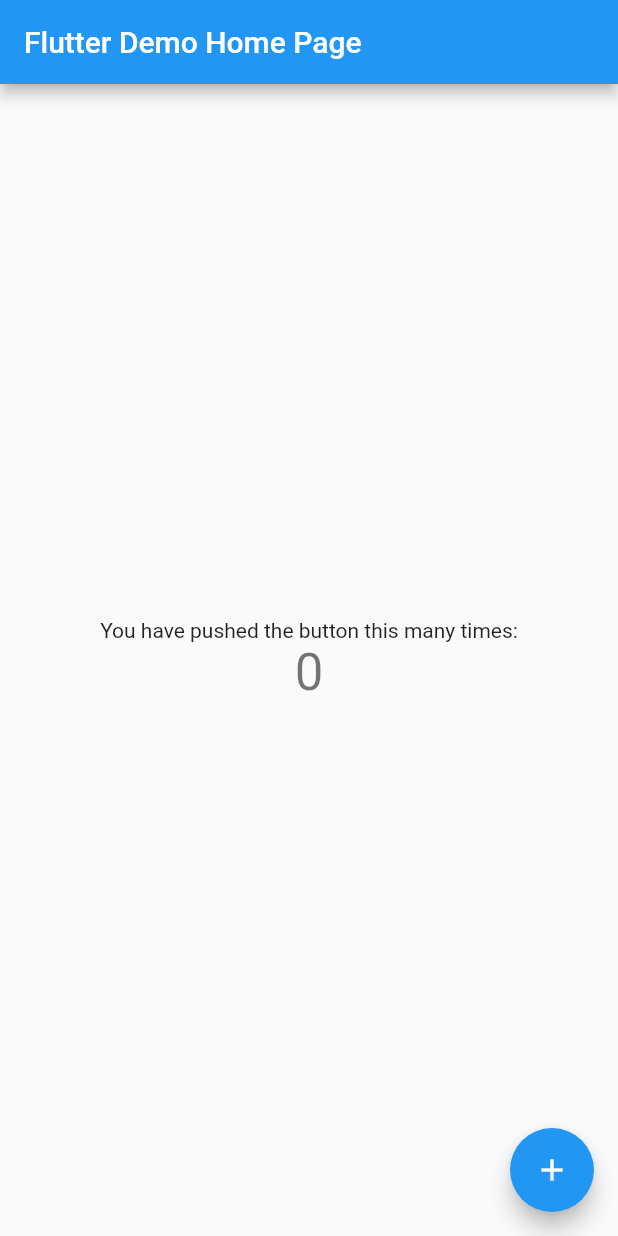
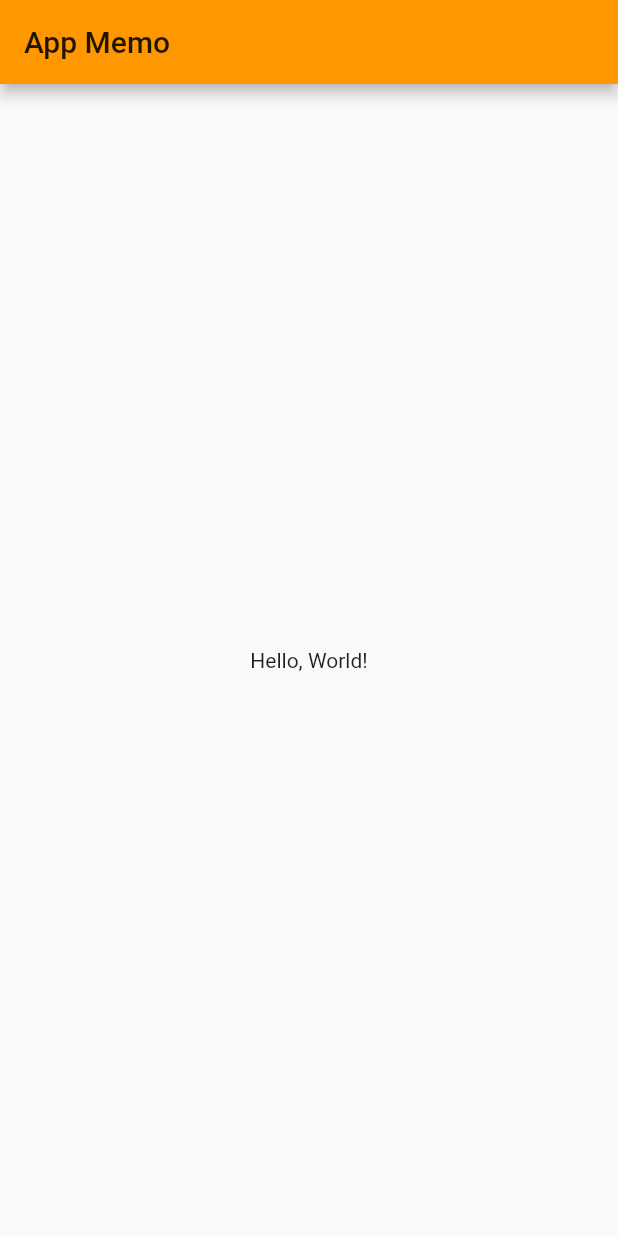
Before and after one commit to YI201610/AppMemo, a Flutter app: the screen it shows after launch, on a phone screen of 412 x 824 dp. Run offline on Flutter 3.47's test engine with Material 2 defaults, Android fonts, the phone set to English and light mode, and no system bars.

Commit message:
エントリポイントのクラスを別ファイルに切り分け

```diff
--- /dev/null
+++ b/src/lib/UI/MyApp.dart
@@ -0,0 +1,47 @@
+import 'package:flutter/material.dart';
+
+class MyApp extends StatelessWidget {
+  @override
+  Widget build(BuildContext context) {
+
+    String appTitle = 'App Memo';
+
+    return new MaterialApp(
+      title: appTitle,
+      theme: new ThemeData(
+        primarySwatch: Colors.orange,
+      ),
+      home: new MyHomePage(title: appTitle),
+    );
+  }
+}
+
+class MyHomePage extends StatefulWidget {
+  MyHomePage({Key key, this.title}) : super(key: key);
+  final String title;
+
+  @override
+  _MyHomePageState createState() => new _MyHomePageState();
+}
+
+class _MyHomePageState extends State<MyHomePage> {
+
+  @override
+  Widget build(BuildContext context) {
+    return new Scaffold(
+      appBar: new AppBar(
+        title: new Text(widget.title),
+      ),
+      body: new Center(
+        child: new Column(
+          mainAxisAlignment: MainAxisAlignment.center,
+          children: <Widget>[
+            new Text(
+              'Hello, World!',
+            ),
+          ],
+        ),
+      ),
+    );
+  }
+}
--- a/src/lib/main.dart
+++ b/src/lib/main.dart
@@ -1,109 +1,4 @@
 import 'package:flutter/material.dart';
+import 'package:AppMemo/UI/MyApp.dart';
 
 void main() => runApp(new MyApp());
-
-class MyApp extends StatelessWidget {
-  // This widget is the root of your application.
-  @override
-  Widget build(BuildContext context) {
-    return new MaterialApp(
-      title: 'Flutter Demo',
-      theme: new ThemeData(
-        // This is the theme of your application.
-        //
-        // Try running your application with "flutter run". You'll see the
-        // application has a blue toolbar. Then, without quitting the app, try
-        // changing the primarySwatch below to Colors.green and then invoke
-        // "hot reload" (press "r" in the console where you ran "flutter run",
-        // or press Run > Flutter Hot Reload in IntelliJ). Notice that the
-        // counter didn't reset back to zero; the application is not restarted.
-        primarySwatch: Colors.blue,
-      ),
-      home: new MyHomePage(title: 'Flutter Demo Home Page'),
-    );
-  }
-}
-
-class MyHomePage extends StatefulWidget {
-  MyHomePage({Key key, this.title}) : super(key: key);
-
-  // This widget is the home page of your application. It is stateful, meaning
-  // that it has a State object (defined below) that contains fields that affect
-  // how it looks.
-
-  // This class is the configuration for the state. It holds the values (in this
-  // case the title) provided by the parent (in this case the App widget) and
-  // used by the build method of the State. Fields in a Widget subclass are
-  // always marked "final".
-
-  final String title;
-
-  @override
-  _MyHomePageState createState() => new _MyHomePageState();
-}
-
-class _MyHomePageState extends State<MyHomePage> {
-  int _counter = 0;
-
-  void _incrementCounter() {
-    setState(() {
-      // This call to setState tells the Flutter framework that something has
-      // changed in this State, which causes it to rerun the build method below
-      // so that the display can reflect the updated values. If we changed
-      // _counter without calling setState(), then the build method would not be
-      // called again, and so nothing would appear to happen.
-      _counter++;
-    });
-  }
-
-  @override
-  Widget build(BuildContext context) {
-    // This method is rerun every time setState is called, for instance as done
-    // by the _incrementCounter method above.
-    //
-    // The Flutter framework has been optimized to make rerunning build methods
-    // fast, so that you can just rebuild anything that needs updating rather
-    // than having to individually change instances of widgets.
-    return new Scaffold(
-      appBar: new AppBar(
-        // Here we take the value from the MyHomePage object that was created by
-        // the App.build method, and use it to set our appbar title.
-        title: new Text(widget.title),
-      ),
-      body: new Center(
-        // Center is a layout widget. It takes a single child and positions it
-        // in the middle of the parent.
-        child: new Column(
-          // Column is also layout widget. It takes a list of children and
-          // arranges them vertically. By default, it sizes itself to fit its
-          // children horizontally, and tries to be as tall as its parent.
-          //
-          // Invoke "debug paint" (press "p" in the console where you ran
-          // "flutter run", or select "Toggle Debug Paint" from the Flutter tool
-          // window in IntelliJ) to see the wireframe for each widget.
-          //
-          // Column has various properties to control how it sizes itself and
-          // how it positions its children. Here we use mainAxisAlignment to
-          // center the children vertically; the main axis here is the vertical
-          // axis because Columns are vertical (the cross axis would be
-          // horizontal).
-          mainAxisAlignment: MainAxisAlignment.center,
-          children: <Widget>[
-            new Text(
-              'You have pushed the button this many times:',
-            ),
-            new Text(
-              '$_counter',
-              style: Theme.of(context).textTheme.display1,
-            ),
-          ],
-        ),
-      ),
-      floatingActionButton: new FloatingActionButton(
-        onPressed: _incrementCounter,
-        tooltip: 'Increment',
-        child: new Icon(Icons.add),
-      ), // This trailing comma makes auto-formatting nicer for build methods.
-    );
-  }
-}
```
